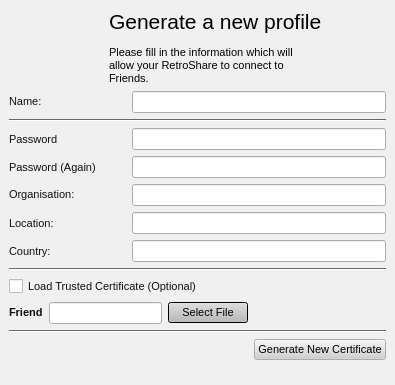
Before: the Qt Designer form retroshare-gui/src/gui/GenCertDialog.ui in RetroShare/RetroShare, drawn with Qt 5.
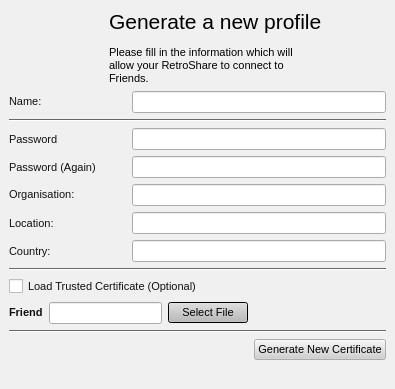
After: the same form once the commit is applied. Icons and pictures are not drawn.

```diff
--- a/retroshare-gui/src/gui/GenCertDialog.ui
+++ b/retroshare-gui/src/gui/GenCertDialog.ui
@@ -6,7 +6,7 @@
     <x>0</x>
     <y>0</y>
     <width>395</width>
-    <height>385</height>
+    <height>389</height>
    </rect>
   </property>
   <property name="palette" >
```
Left out of the diff: 2 changed lines with no effect on the pictures.
